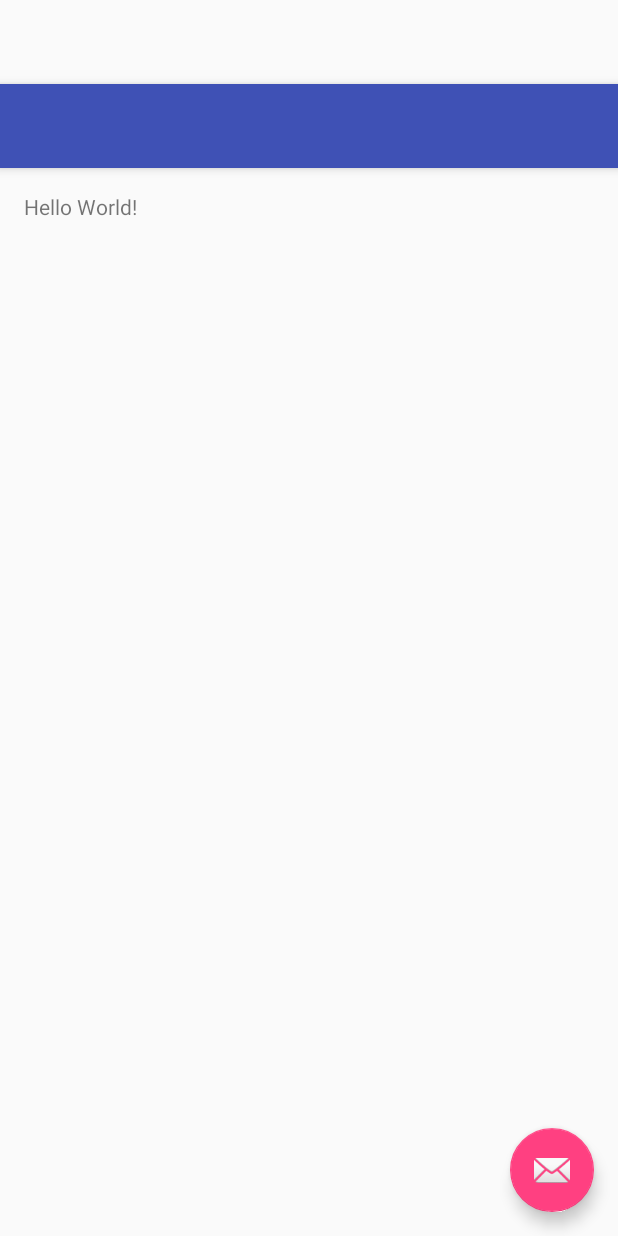
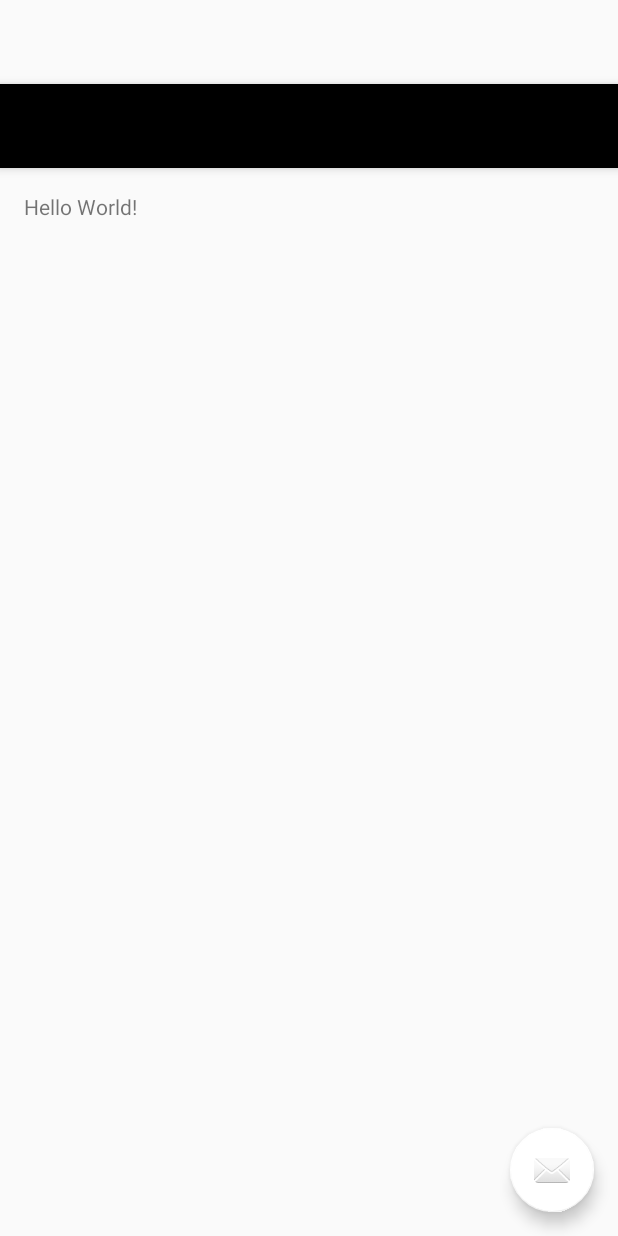
Before and after one commit to fadelakin/blck, an Android app: the layout activity_main.xml on its own in the app's theme, with its tools: preview values and no code run, on a phone screen of 412 x 824 dp. Run offline under Robolectric (Android 15) with nearby library versions, the phone set to English and light mode, and no system bars.

Commit message:
visual bug

```diff
--- a/app/src/main/res/values-v21/styles.xml
+++ b/app/src/main/res/values-v21/styles.xml
@@ -3,6 +3,6 @@
         <item name="windowActionBar">false</item>
         <item name="windowNoTitle">true</item>
         <item name="android:windowDrawsSystemBarBackgrounds">true</item>
-        <item name="android:statusBarColor">@android:color/transparent</item>
+        <item name="android:statusBarColor">?attr/colorPrimary</item>
     </style>
 </resources>
--- a/app/src/main/res/values/colors.xml
+++ b/app/src/main/res/values/colors.xml
@@ -1,7 +1,5 @@
 <?xml version="1.0" encoding="utf-8"?>
 <resources>
-    <color name="colorPrimary">#3F51B5</color>
-    <color name="colorPrimaryDark">#303F9F</color>
-    <color name="colorAccent">#FF4081</color>
-    <color name="control_background">#cc4285f4</color>
+    <color name="colorPrimary">#000</color>
+    <color name="colorAccent">#fff</color>
 </resources>
--- a/app/src/main/res/values/styles.xml
+++ b/app/src/main/res/values/styles.xml
@@ -4,7 +4,6 @@
     <style name="AppTheme" parent="Theme.AppCompat.Light.DarkActionBar">
         <!-- Customize your theme here. -->
         <item name="colorPrimary">@color/colorPrimary</item>
-        <item name="colorPrimaryDark">@color/colorPrimaryDark</item>
         <item name="colorAccent">@color/colorAccent</item>
     </style>
     <style name="AppTheme.NoActionBar">
```
